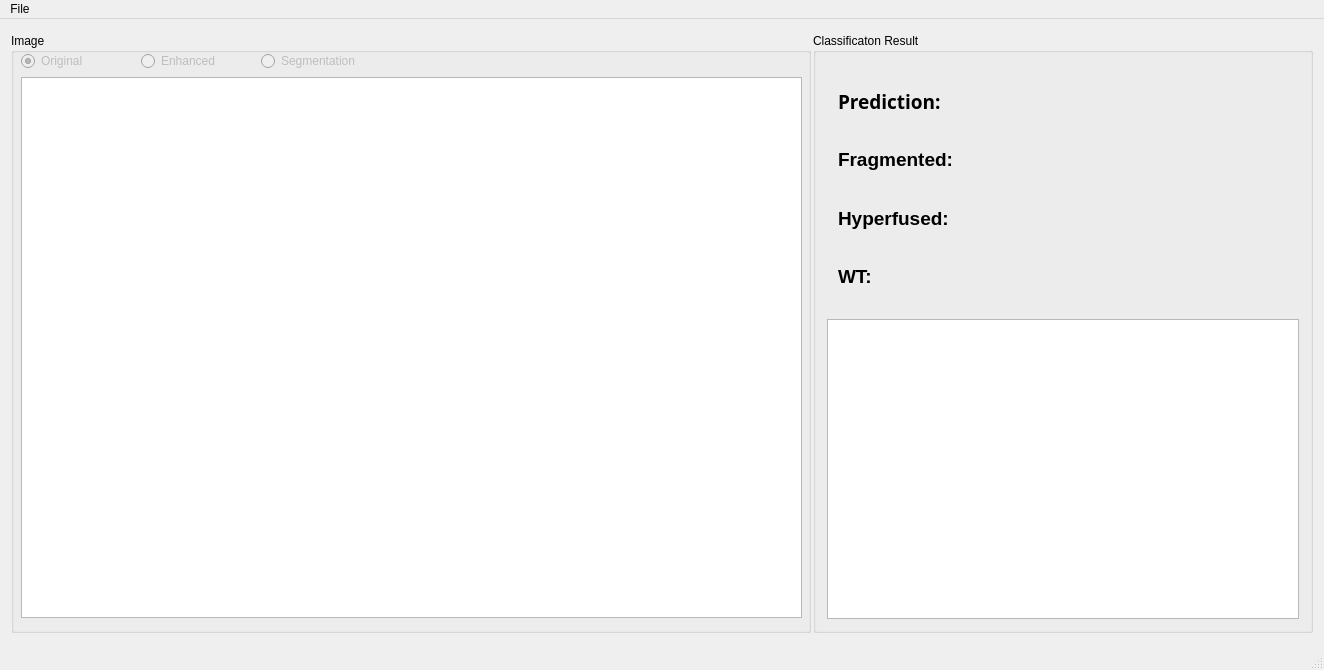
Above: app/cell_classifier_gui/mainwindow.ui from ChopinSharp/cell-classifier before the change. Below: the same form after it.
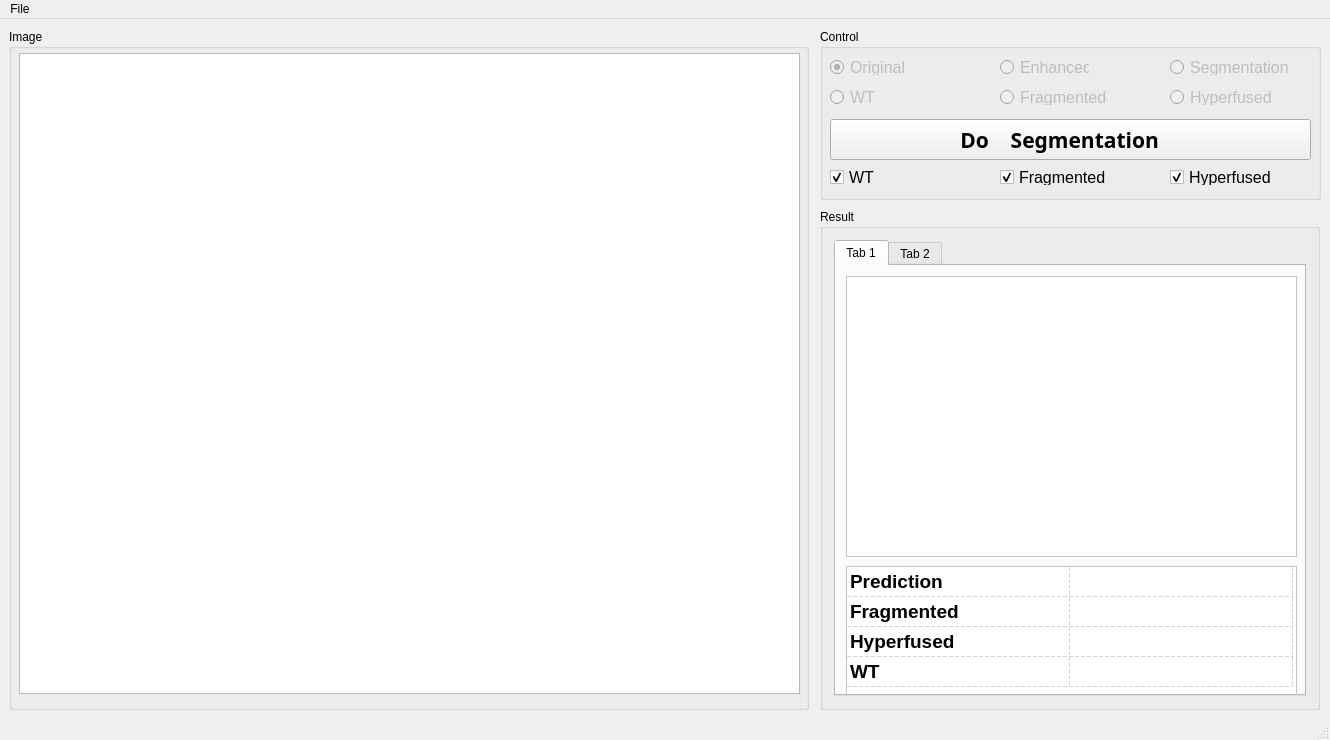
That is the form after the change. The open tabs and pages were chosen to show the change. Custom widgets are drawn as their Qt base class.

Commit message: Refined UI. Added pie chart visualization of segmentation proportions. Added category heat map visualization. Added "Category Enable" feature.

What changed in the file:
```diff
--- a/app/cell_classifier_gui/mainwindow.ui
+++ b/app/cell_classifier_gui/mainwindow.ui
@@ -6,304 +6,259 @@
    <rect>
     <x>0</x>
     <y>0</y>
-    <width>1324</width>
-    <height>670</height>
+    <width>1330</width>
+    <height>740</height>
    </rect>
   </property>
   <property name="minimumSize">
    <size>
-    <width>1300</width>
-    <height>670</height>
+    <width>1330</width>
+    <height>740</height>
    </size>
   </property>
   <property name="maximumSize">
    <size>
-    <width>1324</width>
-    <height>670</height>
+    <width>1330</width>
+    <height>740</height>
    </size>
   </property>
   <property name="windowTitle">
    <string>MainWindow</string>
   </property>
   <widget class="QWidget" name="centralWidget">
-   <layout class="QHBoxLayout" name="horizontalLayout">
-    <item>
-     <widget class="QGroupBox" name="groupBox">
-      <property name="minimumSize">
-       <size>
-        <width>800</width>
-        <height>600</height>
-       </size>
-      </property>
-      <property name="maximumSize">
-       <size>
-        <width>800</width>
-        <height>600</height>
-       </size>
-      </property>
-      <property name="title">
-       <string>Image</string>
-      </property>
-      <widget class="QGraphicsView" name="graphicsView">
-       <property name="geometry">
-        <rect>
-         <x>10</x>
-         <y>44</y>
-         <width>781</width>
-         <height>541</height>
-        </rect>
+   <widget class="QGroupBox" name="groupBox">
+    <property name="geometry">
+     <rect>
+      <x>9</x>
+      <y>10</y>
+      <width>800</width>
+      <height>681</height>
+     </rect>
+    </property>
+    <property name="minimumSize">
+     <size>
+      <width>800</width>
+      <height>600</height>
+     </size>
+    </property>
+    <property name="maximumSize">
+     <size>
+      <width>800</width>
+      <height>800</height>
+     </size>
+    </property>
+    <property name="title">
+     <string>Image</string>
+    </property>
+    <widget class="QGraphicsView" name="graphicsView">
+     <property name="geometry">
+      <rect>
+       <x>10</x>
+       <y>24</y>
+       <width>781</width>
+       <height>641</height>
+      </rect>
+     </property>
+     <property name="minimumSize">
+      <size>
+       <width>600</width>
+       <height>400</height>
+      </size>
+     </property>
+     <property name="maximumSize">
+      <size>
+       <width>1200</width>
+       <height>800</height>
+      </size>
+     </property>
+     <property name="cursor" stdset="0">
+      <cursorShape>CrossCursor</cursorShape>
+     </property>
+    </widget>
+   </widget>
+   <widget class="QGroupBox" name="groupBox_2">
+    <property name="geometry">
+     <rect>
+      <x>820</x>
+      <y>190</y>
+      <width>500</width>
+      <height>501</height>
+     </rect>
+    </property>
+    <property name="sizePolicy">
+     <sizepolicy hsizetype="Preferred" vsizetype="Preferred">
+      <horstretch>0</horstretch>
+      <verstretch>0</verstretch>
+     </sizepolicy>
+    </property>
+    <property name="minimumSize">
+     <size>
+      <width>500</width>
+      <height>460</height>
+     </size>
+    </property>
+    <property name="maximumSize">
+     <size>
+      <width>500</width>
+      <height>560</height>
+     </size>
+    </property>
+    <property name="font">
+     <font>
+      <weight>50</weight>
+      <bold>false</bold>
+     </font>
+    </property>
+    <property name="title">
+     <string>Result</string>
+    </property>
+    <layout class="QVBoxLayout" name="verticalLayout">
+     <item>
+      <widget class="QTabWidget" name="tabWidget">
+       <property name="palette">
+        <palette>
+         <active>
+          <colorrole role="Base">
+           <brush brushstyle="SolidPattern">
+            <color alpha="255">
+             <red>255</red>
+             <green>255</green>
+             <blue>255</blue>
+            </color>
+           </brush>
+          </colorrole>
+          <colorrole role="Window">
+           <brush brushstyle="SolidPattern">
+            <color alpha="255">
+             <red>255</red>
+             <green>255</green>
+             <blue>255</blue>
+            </color>
+           </brush>
+          </colorrole>
+         </active>
+         <inactive>
+          <colorrole role="Base">
+           <brush brushstyle="SolidPattern">
+            <color alpha="255">
+             <red>255</red>
+             <green>255</green>
+             <blue>255</blue>
+            </color>
+           </brush>
+          </colorrole>
+          <colorrole role="Window">
+           <brush brushstyle="SolidPattern">
+            <color alpha="255">
+             <red>255</red>
+             <green>255</green>
+             <blue>255</blue>
+            </color>
+           </brush>
+          </colorrole>
+         </inactive>
+         <disabled>
+          <colorrole role="Base">
+           <brush brushstyle="SolidPattern">
+            <color alpha="255">
+             <red>255</red>
+             <green>255</green>
+             <blue>255</blue>
+            </color>
+           </brush>
+          </colorrole>
+          <colorrole role="Window">
+           <brush brushstyle="SolidPattern">
+            <color alpha="255">
+             <red>255</red>
+             <green>255</green>
+             <blue>255</blue>
+            </color>
+           </brush>
+          </colorrole>
+         </disabled>
+        </palette>
        </property>
-       <property name="minimumSize">
-        <size>
-         <width>600</width>
-         <height>400</height>
-        </size>
+       <property name="currentIndex">
+        <number>1</number>
        </property>
-       <property name="maximumSize">
-        <size>
-         <width>1200</width>
-         <height>800</height>
-        </size>
-       </property>
-       <property name="cursor" stdset="0">
-        <cursorShape>CrossCursor</cursorShape>
-       </property>
-      </widget>
-      <widget class="QRadioButton" name="radioButtonOri">
-       <property name="enabled">
-        <bool>false</bool>
-       </property>
-       <property name="geometry">
-        <rect>
-         <x>10</x>
-         <y>20</y>
-         <width>89</width>
-         <height>16</height>
-        </rect>
-       </property>
-       <property name="text">
-        <string>Original</string>
-       </property>
-       <property name="checked">
-        <bool>true</bool>
-       </property>
-      </widget>
-      <widget class="QRadioButton" name="radioButtonSeg">
-       <property name="enabled">
-        <bool>false</bool>
-       </property>
-       <property name="geometry">
-        <rect>
-         <x>250</x>
-         <y>20</y>
-         <width>111</width>
-         <height>16</height>
-        </rect>
-       </property>
-       <property name="text">
-        <string>Segmentation</string>
-       </property>
-      </widget>
-      <widget class="QRadioButton" name="radioButtonEnh">
-       <property name="enabled">
-        <bool>false</bool>
-       </property>
-       <property name="geometry">
-        <rect>
-         <x>130</x>
-         <y>20</y>
-         <width>89</width>
-         <height>16</height>
-        </rect>
-       </property>
-       <property name="text">
-        <string>Enhanced</string>
-       </property>
-      </widget>
-     </widget>
-    </item>
-    <item>
-     <widget class="QGroupBox" name="groupBox_2">
-      <property name="sizePolicy">
-       <sizepolicy hsizetype="Preferred" vsizetype="Preferred">
-        <horstretch>0</horstretch>
-        <verstretch>0</verstretch>
-       </sizepolicy>
-      </property>
-      <property name="minimumSize">
-       <size>
-        <width>500</width>
-        <height>600</height>
-       </size>
-      </property>
-      <property name="maximumSize">
-       <size>
-        <width>500</width>
-        <height>600</height>
-       </size>
-      </property>
-      <property name="font">
-       <font>
-        <weight>50</weight>
-        <bold>false</bold>
-       </font>
-      </property>
-      <property name="title">
-       <string>Classificaton Result</string>
-      </property>
-      <layout class="QVBoxLayout" name="verticalLayout">
-       <item>
-        <widget class="QWidget" name="widget_3" native="true">
-         <layout class="QGridLayout" name="gridLayout_2">
-          <item row="3" column="0">
-           <widget class="QLabel" name="hf">
-            <property name="maximumSize">
-             <size>
-              <width>200</width>
-              <height>16777215</height>
-             </size>
-            </property>
-            <property name="font">
-             <font>
-              <family>Microsoft YaHei UI</family>
-              <pointsize>14</pointsize>
-              <weight>75</weight>
-              <bold>true</bold>
-             </font>
-            </property>
-            <property name="text">
-             <string>Hyperfused:</string>
-            </property>
-           </widget>
-          </item>
-          <item row="1" column="1">
-           <widget class="QLabel" name="fg_conf">
-            <property name="font">
-             <font>
-              <family>Microsoft YaHei UI</family>
-              <pointsize>14</pointsize>
-              <weight>75</weight>
-              <bold>true</bold>
-             </font>
-            </property>
-            <property name="text">
-             <string/>
-            </property>
-           </widget>
-          </item>
-          <item row="0" column="1">
-           <widget class="QLabel" name="pred">
-            <property name="font">
-             <font>
-              <family>Microsoft YaHei UI</family>
-              <pointsize>14</pointsize>
-              <weight>75</weight>
-              <bold>true</bold>
-             </font>
-            </property>
-            <property name="text">
-             <string/>
-            </property>
-           </widget>
-          </item>
-          <item row="4" column="0">
-           <widget class="QLabel" name="wt">
-            <property name="maximumSize">
-             <size>
-              <width>200</width>
-              <height>16777215</height>
-             </size>
-            </property>
-            <property name="font">
-             <font>
-              <family>Microsoft YaHei UI</family>
-              <pointsize>14</pointsize>
-              <weight>75</weight>
-              <bold>true</bold>
-             </font>
-            </property>
-            <property name="text">
-             <string>WT:</string>
-            </property>
-           </widget>
-          </item>
-          <item row="4" column="1">
-           <widget class="QLabel" name="wt_conf">
-            <property name="font">
-             <font>
-              <family>Microsoft YaHei UI</family>
-              <pointsize>14</pointsize>
-              <weight>75</weight>
-              <bold>true</bold>
-             </font>
-            </property>
-            <property name="text">
-             <string/>
-            </property>
-           </widget>
-          </item>
-          <item row="1" column="0">
-           <widget class="QLabel" name="fg">
-            <property name="maximumSize">
-             <size>
-              <width>200</width>
-              <height>16777215</height>
-             </size>
-            </property>
-            <property name="font">
-             <font>
-              <family>Microsoft YaHei UI</family>
-              <pointsize>14</pointsize>
-              <weight>75</weight>
-              <bold>true</bold>
-             </font>
-            </property>
-            <property name="text">
-             <string>Fragmented:</string>
-            </property>
-           </widget>
-          </item>
-          <item row="0" column="0">
-           <widget class="QLabel" name="prediction">
-            <property name="maximumSize">
-             <size>
-              <width>200</width>
-              <height>16777215</height>
-             </size>
-            </property>
-            <property name="font">
-             <font>
-              <family>Microsoft YaHei</family>
-              <pointsize>14</pointsize>
-              <weight>75</weight>
-              <bold>true</bold>
-             </font>
-            </property>
-            <property name="text">
-             <string>Prediction:</string>
-            </property>
-           </widget>
-          </item>
-          <item row="3" column="1">
-           <widget class="QLabel" name="hf_conf">
-            <property name="font">
-             <font>
-              <family>Microsoft YaHei UI</family>
-              <pointsize>14</pointsize>
-              <weight>75</weight>
-              <bold>true</bold>
-             </font>
-            </property>
-            <property name="text">
-             <string/>
-            </property>
-           </widget>
-          </item>
-         </layout>
-        </widget>
-       </item>
-       <item>
+       <widget class="QWidget" name="tab">
+        <property name="palette">
+         <palette>
+          <active>
+           <colorrole role="Base">
+            <brush brushstyle="SolidPattern">
+             <color alpha="255">
+              <red>255</red>
+              <green>255</green>
+              <blue>255</blue>
+             </color>
+            </brush>
+           </colorrole>
+           <colorrole role="Window">
+            <brush brushstyle="SolidPattern">
+             <color alpha="255">
+              <red>255</red>
+              <green>255</green>
+              <blue>255</blue>
+             </color>
+            </brush>
+           </colorrole>
+          </active>
+          <inactive>
+           <colorrole role="Base">
+            <brush brushstyle="SolidPattern">
+             <color alpha="255">
+              <red>255</red>
+              <green>255</green>
+              <blue>255</blue>
+             </color>
+            </brush>
+           </colorrole>
+           <colorrole role="Window">
+            <brush brushstyle="SolidPattern">
+             <color alpha="255">
+              <red>255</red>
+              <green>255</green>
+              <blue>255</blue>
+             </color>
+            </brush>
+           </colorrole>
+          </inactive>
+          <disabled>
+           <colorrole role="Base">
+            <brush brushstyle="SolidPattern">
+             <color alpha="255">
+              <red>255</red>
+              <green>255</green>
+              <blue>255</blue>
+             </color>
+            </brush>
+           </colorrole>
+           <colorrole role="Window">
+            <brush brushstyle="SolidPattern">
+             <color alpha="255">
+              <red>255</red>
+              <green>255</green>
+              <blue>255</blue>
+             </color>
+            </brush>
+           </colorrole>
+          </disabled>
+         </palette>
+        </property>
+        <attribute name="title">
+         <string>Tab 1</string>
+        </attribute>
         <widget class="QChartView" name="chartView">
+         <property name="geometry">
+          <rect>
+           <x>10</x>
+           <y>10</y>
+           <width>451</width>
+           <height>281</height>
+          </rect>
+         </property>
          <property name="maximumSize">
           <size>
            <width>16777215</width>
@@ -317,18 +272,409 @@
           </font>
          </property>
         </widget>
-       </item>
-      </layout>
-     </widget>
-    </item>
-   </layout>
+        <widget class="QTableWidget" name="tableWidget">
+         <property name="geometry">
+          <rect>
+           <x>10</x>
+           <y>300</y>
+           <width>451</width>
+           <height>131</height>
+          </rect>
+         </property>
+         <property name="gridStyle">
+          <enum>Qt::DashLine</enum>
+         </property>
+         <property name="rowCount">
+          <number>4</number>
+         </property>
+         <property name="columnCount">
+          <number>2</number>
+         </property>
+         <attribute name="horizontalHeaderVisible">
+          <bool>false</bool>
+         </attribute>
+         <attribute name="horizontalHeaderDefaultSectionSize">
+          <number>223</number>
+         </attribute>
+         <attribute name="verticalHeaderVisible">
+          <bool>false</bool>
+         </attribute>
+         <row/>
+         <row/>
+         <row/>
+         <row/>
+         <column/>
+         <column/>
+         <item row="0" column="0">
+          <property name="text">
+           <string>Prediction</string>
+          </property>
+          <property name="font">
+           <font>
+            <pointsize>14</pointsize>
+            <weight>75</weight>
+            <bold>true</bold>
+           </font>
+          </property>
+         </item>
+         <item row="1" column="0">
+          <property name="text">
+           <string>Fragmented</string>
+          </property>
+          <property name="font">
+           <font>
+            <pointsize>14</pointsize>
+            <weight>75</weight>
+            <bold>true</bold>
+           </font>
+          </property>
+         </item>
+         <item row="2" column="0">
+          <property name="text">
+           <string>Hyperfused</string>
+          </property>
+          <property name="font">
+           <font>
+            <pointsize>14</pointsize>
+            <weight>75</weight>
+            <bold>true</bold>
+           </font>
+          </property>
+         </item>
+         <item row="3" column="0">
+          <property name="text">
+           <string>WT</string>
+          </property>
+          <property name="font">
+           <font>
+            <pointsize>14</pointsize>
+            <weight>75</weight>
+            <bold>true</bold>
+           </font>
+          </property>
+         </item>
+        </widget>
+       </widget>
+       <widget class="QWidget" name="tab_2">
+        <attribute name="title">
+         <string>Tab 2</string>
+        </attribute>
+        <widget class="QChartView" name="chartView2">
+         <property name="geometry">
+          <rect>
+           <x>10</x>
+           <y>10</y>
+           <width>451</width>
+           <height>291</height>
+          </rect>
+         </property>
+         <property name="maximumSize">
+          <size>
+           <width>16777215</width>
+           <height>300</height>
+          </size>
+         </property>
+         <property name="font">
+          <font>
+           <family>Microsoft YaHei UI</family>
+           <pointsize>12</pointsize>
+          </font>
+         </property>
+        </widget>
+        <widget class="QLabel" name="color_bar_label">
+         <property name="geometry">
+          <rect>
+           <x>10</x>
+           <y>360</y>
+           <width>451</width>
+           <height>81</height>
+          </rect>
+         </property>
+         <property name="text">
+          <string>TextLabel</string>
+         </property>
+         <property name="alignment">
+          <set>Qt::AlignBottom|Qt::AlignHCenter</set>
+         </property>
+        </widget>
+        <widget class="QLabel" name="label">
+         <property name="geometry">
+          <rect>
+           <x>10</x>
+           <y>310</y>
+           <width>401</width>
+           <height>41</height>
+          </rect>
+         </property>
+         <property name="font">
+          <font>
+           <family>Microsoft YaHei</family>
+           <pointsize>16</pointsize>
+           <weight>50</weight>
+           <bold>false</bold>
+          </font>
+         </property>
+         <property name="layoutDirection">
+          <enum>Qt::LeftToRight</enum>
+         </property>
+         <property name="text">
+          <string>Heat Map Color Scale:</string>
+         </property>
+         <property name="alignment">
+          <set>Qt::AlignLeading|Qt::AlignLeft|Qt::AlignVCenter</set>
+         </property>
+        </widget>
+       </widget>
+      </widget>
+     </item>
+    </layout>
+   </widget>
+   <widget class="QGroupBox" name="groupBox_3">
+    <property name="geometry">
+     <rect>
+      <x>820</x>
+      <y>10</y>
+      <width>501</width>
+      <height>171</height>
+     </rect>
+    </property>
+    <property name="title">
+     <string>Control</string>
+    </property>
+    <widget class="QRadioButton" name="radioButtonOri">
+     <property name="enabled">
+      <bool>false</bool>
+     </property>
+     <property name="geometry">
+      <rect>
+       <x>10</x>
+       <y>30</y>
+       <width>89</width>
+       <height>16</height>
+      </rect>
+     </property>
+     <property name="font">
+      <font>
+       <pointsize>12</pointsize>
+      </font>
+     </property>
+     <property name="text">
+      <string>Original</string>
+     </property>
+     <property name="checked">
+      <bool>true</bool>
+     </property>
+    </widget>
+    <widget class="QRadioButton" name="radioButtonEnh">
+     <property name="enabled">
+      <bool>false</bool>
+     </property>
+     <property name="geometry">
+      <rect>
+       <x>180</x>
+       <y>30</y>
+       <width>89</width>
+       <height>16</height>
+      </rect>
+     </property>
+     <property name="font">
+      <font>
+       <pointsize>12</pointsize>
+      </font>
+     </property>
+     <property name="text">
+      <string>Enhanced</string>
+     </property>
+    </widget>
+    <widget class="QRadioButton" name="radioButtonSeg">
+     <property name="enabled">
+      <bool>false</bool>
+     </property>
+     <property name="geometry">
+      <rect>
+       <x>350</x>
+       <y>30</y>
+       <width>141</width>
+       <height>16</height>
+      </rect>
+     </property>
+     <property name="font">
+      <font>
+       <pointsize>12</pointsize>
+      </font>
+     </property>
+     <property name="text">
+      <string>Segmentation</string>
+     </property>
+    </widget>
+    <widget class="QRadioButton" name="radioButtonWT">
+     <property name="enabled">
+      <bool>false</bool>
+     </property>
+     <property name="geometry">
+      <rect>
+       <x>10</x>
+       <y>60</y>
+       <width>89</width>
+       <height>16</height>
+      </rect>
+     </property>
+     <property name="font">
+      <font>
+       <pointsize>12</pointsize>
+      </font>
+     </property>
+     <property name="text">
+      <string>WT</string>
+     </property>
+    </widget>
+    <widget class="QRadioButton" name="radioButtonFg">
+     <property name="enabled">
+      <bool>false</bool>
+     </property>
+     <property name="geometry">
+      <rect>
+       <x>180</x>
+       <y>60</y>
+       <width>111</width>
+       <height>16</height>
+      </rect>
+     </property>
+     <property name="font">
+      <font>
+       <pointsize>12</pointsize>
+      </font>
+     </property>
+     <property name="text">
+      <string>Fragmented</string>
+     </property>
+    </widget>
+    <widget class="QRadioButton" name="radioButtonHf">
+     <property name="enabled">
+      <bool>false</bool>
+     </property>
+     <property name="geometry">
+      <rect>
+       <x>350</x>
+       <y>60</y>
+       <width>121</width>
+       <height>16</height>
+      </rect>
+     </property>
+     <property name="font">
+      <font>
+       <pointsize>12</pointsize>
+      </font>
+     </property>
+     <property name="text">
+      <string>Hyperfused</string>
+     </property>
+    </widget>
+    <widget class="QPushButton" name="pushButtonSeg">
+     <property name="geometry">
+      <rect>
+       <x>10</x>
+       <y>90</y>
+       <width>481</width>
+       <height>41</height>
+      </rect>
+     </property>
+     <property name="font">
+      <font>
+       <family>Microsoft YaHei</family>
+       <pointsize>16</pointsize>
+       <weight>75</weight>
+       <bold>true</bold>
+      </font>
+     </property>
+     <property name="text">
+      <string>Do    Segmentation    </string>
+     </property>
+    </widget>
+    <widget class="QLabel" name="load_label">
+     <property name="geometry">
+      <rect>
+       <x>360</x>
+       <y>100</y>
+       <width>31</width>
+       <height>21</height>
+      </rect>
+     </property>
+     <property name="text">
+      <string/>
+     </property>
+    </widget>
+    <widget class="QCheckBox" name="hf_enabled">
+     <property name="geometry">
+      <rect>
+       <x>350</x>
+       <y>140</y>
+       <width>121</width>
+       <height>16</height>
+      </rect>
+     </property>
+     <property name="font">
+      <font>
+       <pointsize>12</pointsize>
+      </font>
+     </property>
+     <property name="text">
+      <string>Hyperfused</string>
+     </property>
+     <property name="checked">
+      <bool>true</bool>
+     </property>
+    </widget>
+    <widget class="QCheckBox" name="wt_enabled">
+     <property name="geometry">
+      <rect>
+       <x>10</x>
+       <y>140</y>
+       <width>121</width>
+       <height>16</height>
+      </rect>
+     </property>
+     <property name="font">
+      <font>
+       <pointsize>12</pointsize>
+      </font>
+     </property>
+     <property name="text">
+      <string>WT</string>
+     </property>
+     <property name="checked">
+      <bool>true</bool>
+     </property>
+    </widget>
+    <widget class="QCheckBox" name="fg_enabled">
+     <property name="geometry">
+      <rect>
+       <x>180</x>
+       <y>140</y>
+       <width>121</width>
+       <height>16</height>
+      </rect>
+     </property>
+     <property name="font">
+      <font>
+       <pointsize>12</pointsize>
+      </font>
+     </property>
+     <property name="text">
+      <string>Fragmented</string>
+     </property>
+     <property name="checked">
+      <bool>true</bool>
+     </property>
+    </widget>
+   </widget>
   </widget>
   <widget class="QMenuBar" name="menuBar">
    <property name="geometry">
     <rect>
      <x>0</x>
      <y>0</y>
-     <width>1324</width>
+     <width>1330</width>
      <height>23</height>
     </rect>
    </property>
```
Left out of the diff: 18 changed lines with no effect on the pictures. The commit also changes 12 other files.
